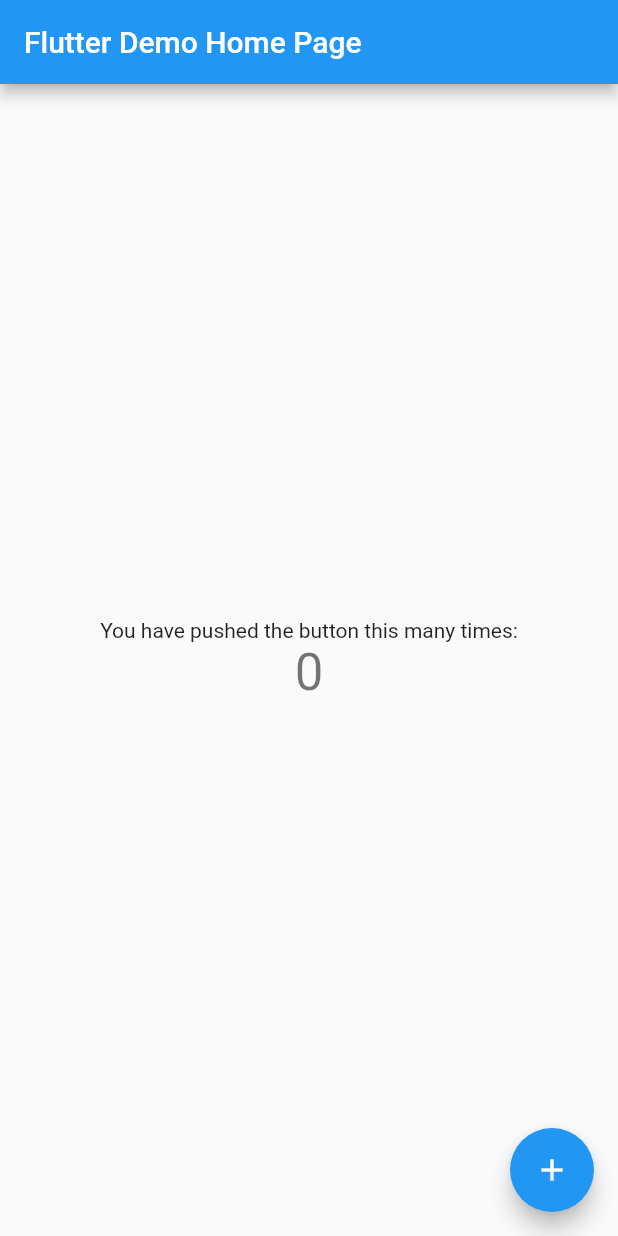
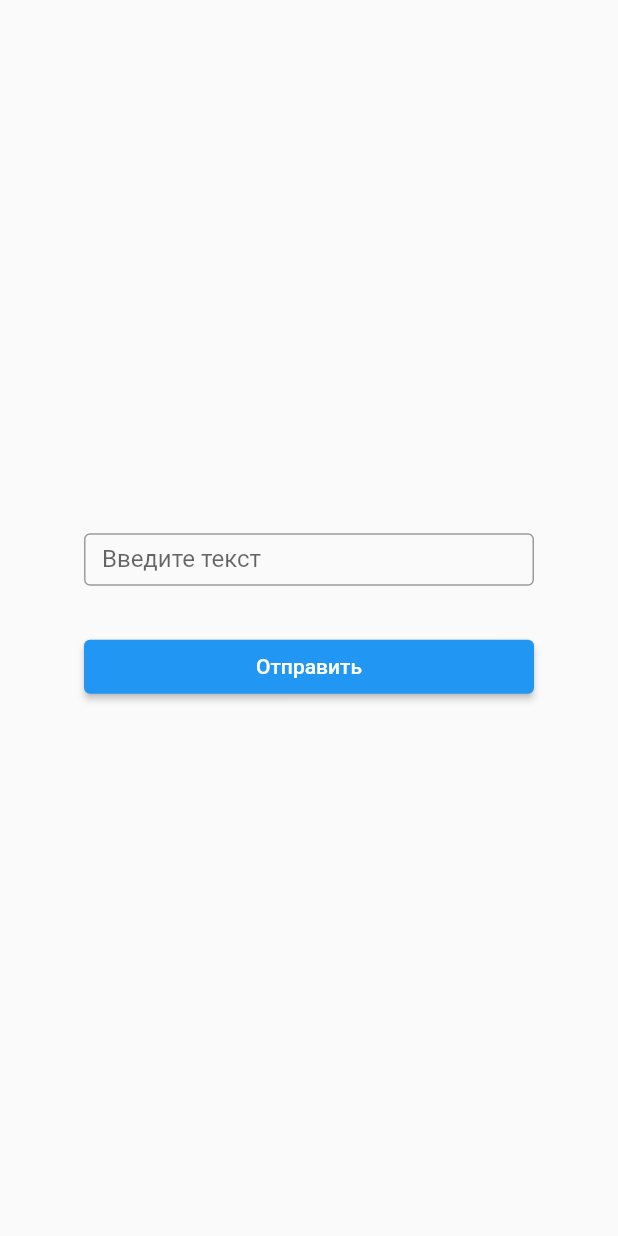
Before and after one commit to Mptshnik/pract_5, a Flutter app: the screen it shows after launch, on a phone screen of 412 x 824 dp. Run offline on Flutter 3.47's test engine with Material 2 defaults, Android fonts, the phone set to English and light mode, and no system bars; our stand-ins replace shared_preferences.

```diff
--- /dev/null
+++ b/lib/first_page.dart
@@ -0,0 +1,69 @@
+import 'dart:developer';
+
+import 'package:flutter/cupertino.dart';
+import 'package:flutter/material.dart';
+import 'package:shared_preferences/shared_preferences.dart';
+
+class FirstPage extends StatefulWidget {
+  @override
+  State<StatefulWidget> createState() => _FirstPageState();
+}
+
+class _FirstPageState extends State<FirstPage> {
+  final Future<SharedPreferences> _prefs = SharedPreferences.getInstance();
+  TextEditingController _textController = TextEditingController();
+
+  Future<void> loadPrefs() async {
+    final SharedPreferences prefs = await _prefs;
+
+    log(prefs.getString('TEXT').toString());
+
+    if (prefs.getString('TEXT') != null) {
+      Navigator.pushNamed(context, 'second_page',
+          arguments: prefs.getString('TEXT'));
+    }
+  }
+
+  @override
+  Widget build(BuildContext context) {
+    var data = ModalRoute.of(context)!.settings.arguments;
+
+    if (data != null) {
+      _textController.text = data.toString();
+    }
+
+    loadPrefs();
+
+    return Scaffold(
+      body: Center(
+          child: Column(
+        mainAxisAlignment: MainAxisAlignment.center,
+        children: [
+          Padding(
+            padding: EdgeInsets.all(15),
+            child: SizedBox(
+                width: 300,
+                height: 35,
+                child: TextFormField(
+                  controller: _textController,
+                  decoration: const InputDecoration(
+                      labelText: 'Введите текст', border: OutlineInputBorder()),
+                )),
+          ),
+          Padding(
+              padding: EdgeInsets.all(15),
+              child: SizedBox(
+                width: 300,
+                child: ElevatedButton(
+                  child: Text('Отправить'),
+                  onPressed: () {
+                    Navigator.pushNamed(context, 'second_page',
+                        arguments: _textController.text);
+                  },
+                ),
+              ))
+        ],
+      )),
+    );
+  }
+}
--- a/lib/main.dart
+++ b/lib/main.dart
@@ -1,4 +1,6 @@
 import 'package:flutter/material.dart';
+import 'package:pract_5/first_page.dart';
+import 'package:pract_5/second_page.dart';
 
 void main() {
   runApp(const MyApp());
@@ -7,109 +9,19 @@ void main() {
 class MyApp extends StatelessWidget {
   const MyApp({super.key});
 
-  // This widget is the root of your application.
   @override
   Widget build(BuildContext context) {
     return MaterialApp(
-      title: 'Flutter Demo',
+      title: 'Shared preferences',
       theme: ThemeData(
-        // This is the theme of your application.
-        //
-        // Try running your application with "flutter run". You'll see the
-        // application has a blue toolbar. Then, without quitting the app, try
-        // changing the primarySwatch below to Colors.green and then invoke
-        // "hot reload" (press "r" in the console where you ran "flutter run",
-        // or simply save your changes to "hot reload" in a Flutter IDE).
-        // Notice that the counter didn't reset back to zero; the application
-        // is not restarted.
         primarySwatch: Colors.blue,
       ),
-      home: const MyHomePage(title: 'Flutter Demo Home Page'),
+   //  home: FirstPage(),
+      initialRoute: 'first_page',
+      routes: {
+        'first_page': (context) => FirstPage(),
+        'second_page': (context) => SecondPage(),
+      },
     );
   }
 }
-
-class MyHomePage extends StatefulWidget {
-  const MyHomePage({super.key, required this.title});
-
-  // This widget is the home page of your application. It is stateful, meaning
-  // that it has a State object (defined below) that contains fields that affect
-  // how it looks.
-
-  // This class is the configuration for the state. It holds the values (in this
-  // case the title) provided by the parent (in this case the App widget) and
-  // used by the build method of the State. Fields in a Widget subclass are
-  // always marked "final".
-
-  final String title;
-
-  @override
-  State<MyHomePage> createState() => _MyHomePageState();
-}
-
-class _MyHomePageState extends State<MyHomePage> {
-  int _counter = 0;
-
-  void _incrementCounter() {
-    setState(() {
-      // This call to setState tells the Flutter framework that something has
-      // changed in this State, which causes it to rerun the build method below
-      // so that the display can reflect the updated values. If we changed
-      // _counter without calling setState(), then the build method would not be
-      // called again, and so nothing would appear to happen.
-      _counter++;
-    });
-  }
-
-  @override
-  Widget build(BuildContext context) {
-    // This method is rerun every time setState is called, for instance as done
-    // by the _incrementCounter method above.
-    //
-    // The Flutter framework has been optimized to make rerunning build methods
-    // fast, so that you can just rebuild anything that needs updating rather
-    // than having to individually change instances of widgets.
-    return Scaffold(
-      appBar: AppBar(
-        // Here we take the value from the MyHomePage object that was created by
-        // the App.build method, and use it to set our appbar title.
-        title: Text(widget.title),
-      ),
-      body: Center(
-        // Center is a layout widget. It takes a single child and positions it
-        // in the middle of the parent.
-        child: Column(
-          // Column is also a layout widget. It takes a list of children and
-          // arranges them vertically. By default, it sizes itself to fit its
-          // children horizontally, and tries to be as tall as its parent.
-          //
-          // Invoke "debug painting" (press "p" in the console, choose the
-          // "Toggle Debug Paint" action from the Flutter Inspector in Android
-          // Studio, or the "Toggle Debug Paint" command in Visual Studio Code)
-          // to see the wireframe for each widget.
-          //
-          // Column has various properties to control how it sizes itself and
-          // how it positions its children. Here we use mainAxisAlignment to
-          // center the children vertically; the main axis here is the vertical
-          // axis because Columns are vertical (the cross axis would be
-          // horizontal).
-          mainAxisAlignment: MainAxisAlignment.center,
-          children: <Widget>[
-            const Text(
-              'You have pushed the button this many times:',
-            ),
-            Text(
-              '$_counter',
-              style: Theme.of(context).textTheme.headline4,
-            ),
-          ],
-        ),
-      ),
-      floatingActionButton: FloatingActionButton(
-        onPressed: _incrementCounter,
-        tooltip: 'Increment',
-        child: const Icon(Icons.add),
-      ), // This trailing comma makes auto-formatting nicer for build methods.
-    );
-  }
-}
--- a/pubspec.yaml
+++ b/pubspec.yaml
@@ -36,6 +36,7 @@ dependencies:
   # The following adds the Cupertino Icons font to your application.
   # Use with the CupertinoIcons class for iOS style icons.
   cupertino_icons: ^1.0.2
+  shared_preferences: ^2.0.15
 
 dev_dependencies:
   flutter_test:
```
Also changed, not shown: lib/second_page.dart (added, +79 -0 lines), pubspec.lock, 1 other file.
